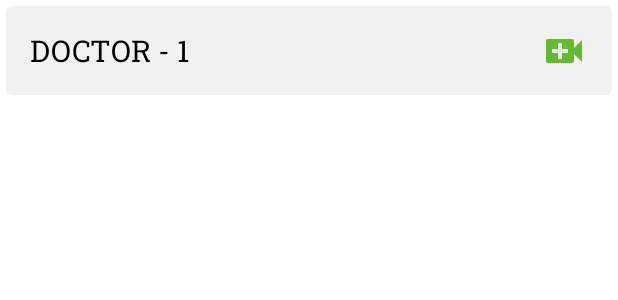
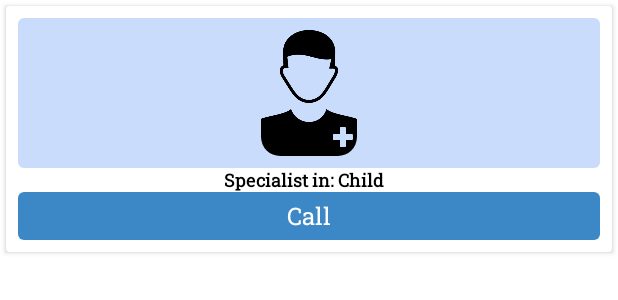
Before and after one commit to abusaeed2433/DoctorPatient, an Android app: the layout each_doctor_layout.xml on its own in the app's theme, with its tools: preview values and no code run, on a phone screen of 412 x 824 dp. Shown: the top 300 px of the screen. Run offline under Robolectric (Android 15) with nearby library versions, the phone set to English and light mode, and no system bars.

Commit message:
okay for submission

```diff
--- a/app/src/main/java/com/unknownn/doctorpatient/others/User.java
+++ b/app/src/main/java/com/unknownn/doctorpatient/others/User.java
@@ -1,6 +1,10 @@
 package com.unknownn.doctorpatient.others;
 
+import com.google.firebase.database.Exclude;
 import com.google.firebase.database.PropertyName;
+
+import java.util.HashMap;
+import java.util.Map;
 
 public class User {
     @PropertyName("uid")
--- /dev/null
+++ b/app/src/main/res/drawable/button_ripple_blue.xml
@@ -0,0 +1,19 @@
+<?xml version="1.0" encoding="utf-8"?>
+<ripple xmlns:android="http://schemas.android.com/apk/res/android"
+    android:color="@color/blue">
+    <item android:id="@android:id/mask">
+        <shape>
+            <corners android:radius="4dp" />
+            <solid
+                android:color="@color/soft_blue"/>
+        </shape>
+    </item>
+
+    <item android:id="@android:id/background">
+        <shape>
+            <corners android:radius="4dp" />
+            <solid android:color="@color/soft_blue"/>
+        </shape>
+
+    </item>
+</ripple>
--- /dev/null
+++ b/app/src/main/res/drawable/little_round_blue_back.xml
@@ -0,0 +1,8 @@
+<?xml version="1.0" encoding="utf-8"?>
+<shape xmlns:android="http://schemas.android.com/apk/res/android"
+    android:shape="rectangle">
+
+    <solid android:color="#C9DCFC"/>
+    <corners android:radius="4dp"/>
+
+</shape>
--- a/app/src/main/res/layout/activity_homepage.xml
+++ b/app/src/main/res/layout/activity_homepage.xml
@@ -45,7 +45,8 @@
         android:layout_height="0dp"
         android:orientation="vertical"
         android:elevation="0dp"
-        app:layoutManager="androidx.recyclerview.widget.LinearLayoutManager"
+        app:layoutManager="androidx.recyclerview.widget.GridLayoutManager"
+        app:spanCount="3"
         app:layout_constraintBottom_toBottomOf="parent"
         app:layout_constraintEnd_toEndOf="parent"
         app:layout_constraintStart_toStartOf="parent"
--- a/app/src/main/res/layout/each_doctor_layout.xml
+++ b/app/src/main/res/layout/each_doctor_layout.xml
@@ -1,42 +1,72 @@
 <?xml version="1.0" encoding="utf-8"?>
-<androidx.constraintlayout.widget.ConstraintLayout xmlns:android="http://schemas.android.com/apk/res/android"
+<androidx.cardview.widget.CardView xmlns:android="http://schemas.android.com/apk/res/android"
     xmlns:app="http://schemas.android.com/apk/res-auto"
     android:layout_width="match_parent"
     android:layout_height="wrap_content"
     xmlns:tools="http://schemas.android.com/tools"
-    android:padding="8dp"
     android:layout_margin="4dp"
     android:background="@drawable/smooth_edge_back" >
 
-    <TextView
-        android:id="@+id/tv_name"
+    <androidx.constraintlayout.widget.ConstraintLayout
+        android:layout_width="match_parent"
+        android:layout_height="wrap_content"
+        android:layout_margin="8dp">
+
+        <androidx.constraintlayout.widget.ConstraintLayout
+            android:id="@+id/constraintLayout5"
             android:layout_width="0dp"
             android:layout_height="wrap_content"
+            app:layout_constraintBottom_toTopOf="@+id/tvName"
+            app:layout_constraintEnd_toEndOf="parent"
+            android:background="@drawable/little_round_blue_back"
+            app:layout_constraintStart_toStartOf="parent"
+            app:layout_constraintTop_toTopOf="parent">
+
+            <com.google.android.material.imageview.ShapeableImageView
+                android:id="@+id/ivProfile"
+                android:layout_width="80dp"
+                android:layout_height="100dp"
                 android:layout_centerHorizontal="true"
-        android:layout_marginEnd="8dp"
-        android:layout_gravity="center"
-        android:fontFamily="serif-monospace"
                 android:padding="8dp"
-        android:textAllCaps="true"
-        android:textColor="@color/black"
-        android:textSize="20sp"
-        app:layout_constraintBottom_toBottomOf="parent"
-        app:layout_constraintEnd_toStartOf="@+id/iv_video_call"
+                android:scaleType="centerCrop"
+                android:src="@drawable/patient_icon"
+                app:layout_constraintEnd_toEndOf="parent"
                 app:layout_constraintStart_toStartOf="parent"
                 app:layout_constraintTop_toTopOf="parent"
-        tools:text="Doctor - 1" />
+                app:shapeAppearanceOverlay="@style/roundedImageViewRoundedDoctor" />
 
-    <ImageView
-        android:id="@+id/iv_video_call"
+        </androidx.constraintlayout.widget.ConstraintLayout>
+
+        <TextView
+            android:id="@+id/tvName"
             android:layout_width="0dp"
             android:layout_height="wrap_content"
             android:layout_marginEnd="8dp"
+            android:fontFamily="serif-monospace"
+            android:gravity="center"
+            android:textColor="@color/black"
+            android:textSize="@dimen/text_size_small"
+            android:textStyle="bold"
+            app:layout_constraintBottom_toTopOf="@+id/tvCall"
+            app:layout_constraintEnd_toEndOf="parent"
+            app:layout_constraintStart_toStartOf="parent"
+            tools:text="Specialist in: Child" />
+
+        <TextView
+            android:id="@+id/tvCall"
+            android:layout_width="0dp"
+            android:layout_height="wrap_content"
+            android:background="@drawable/button_ripple_blue"
+            android:gravity="center"
             android:minWidth="32dp"
             android:minHeight="32dp"
-        android:src="@drawable/ic_baseline_video_call_24"
+            android:text="@string/call"
+            android:textColor="@color/white"
+            android:textSize="@dimen/text_size"
             app:layout_constraintBottom_toBottomOf="parent"
             app:layout_constraintEnd_toEndOf="parent"
-        app:layout_constraintTop_toTopOf="parent"
-        android:contentDescription="@string/video_call" />
+            app:layout_constraintStart_toStartOf="parent" />
 
     </androidx.constraintlayout.widget.ConstraintLayout>
+
+</androidx.cardview.widget.CardView>
--- /dev/null
+++ b/app/src/main/res/values-large/checker.xml
@@ -0,0 +1,4 @@
+<?xml version="1.0" encoding="utf-8"?>
+<resources>
+    <bool name="isLargeDevice">true</bool>
+</resources>
--- /dev/null
+++ b/app/src/main/res/values-xlarge/checker.xml
@@ -0,0 +1,4 @@
+<?xml version="1.0" encoding="utf-8"?>
+<resources>
+    <bool name="isLargeDevice">true</bool>
+</resources>
--- /dev/null
+++ b/app/src/main/res/values/checker.xml
@@ -0,0 +1,4 @@
+<?xml version="1.0" encoding="utf-8"?>
+<resources>
+    <bool name="isLargeDevice">false</bool>
+</resources>
--- a/app/src/main/res/values/dimen.xml
+++ b/app/src/main/res/values/dimen.xml
@@ -14,5 +14,4 @@
     <dimen name="option_icon_size_single">40dp</dimen>
     <dimen name="option_stroke_width">2dp</dimen>
     <dimen name="standard_button_width">40dp</dimen>
-
 </resources>
--- a/app/src/main/res/values/strings.xml
+++ b/app/src/main/res/values/strings.xml
@@ -55,4 +55,5 @@
     <string name="info_icon">Info icon</string>
     <string name="speciality_area">Speciality Area</string>
     <string name="years_of_practice">Years of practice</string>
+    <string name="call">Call</string>
 </resources>
--- a/app/src/main/res/values/style.xml
+++ b/app/src/main/res/values/style.xml
@@ -26,5 +26,9 @@
         <item name="cornerFamily">rounded</item>
         <item name="cornerSize">50%</item>
     </style>
+    <style name="roundedImageViewRoundedDoctor">
+        <item name="cornerFamily">rounded</item>
+        <item name="cornerSize">20%</item>
+    </style>
 
 </resources>
```
Also changed, not shown: app/src/main/java/com/unknownn/doctorpatient/HomePage.java (+28 -7 lines), app/src/main/java/com/unknownn/doctorpatient/adapter/AvAdapter.java (+19 -7 lines), app/src/main/java/com/unknownn/doctorpatient/others/AvDoctor.java (+17 -1 lines), app/src/main/java/com/unknownn/doctorpatient/others/Doctor.java (+17 -4 lines). Lines whose indentation alone changed are shown as unchanged.
